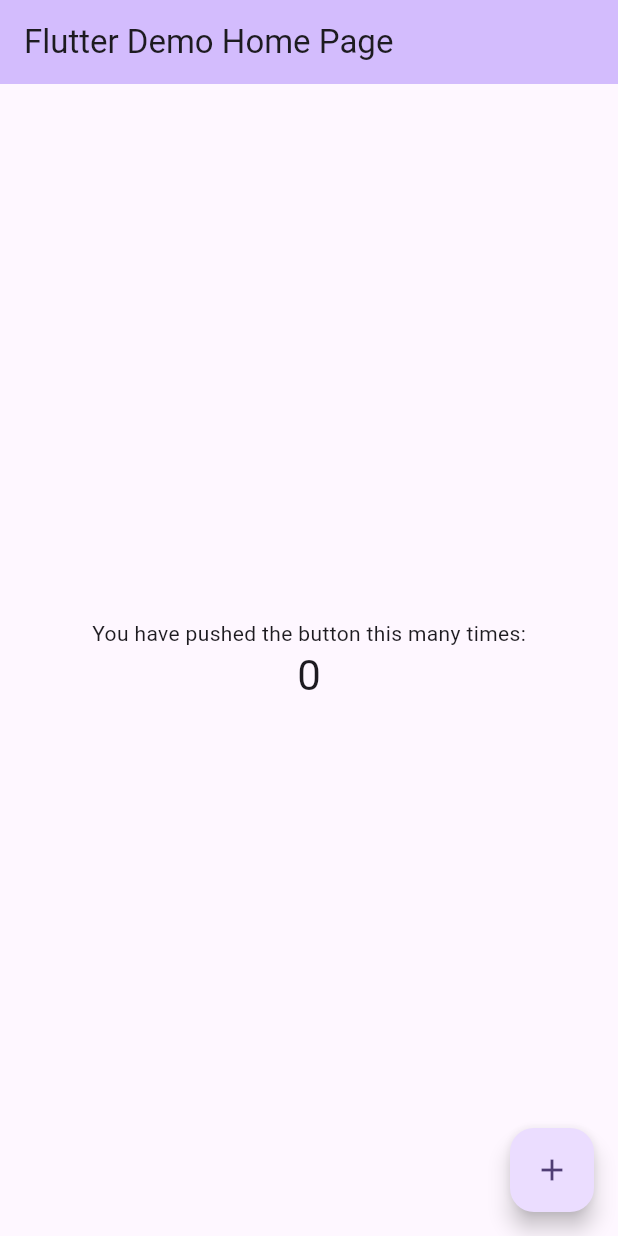
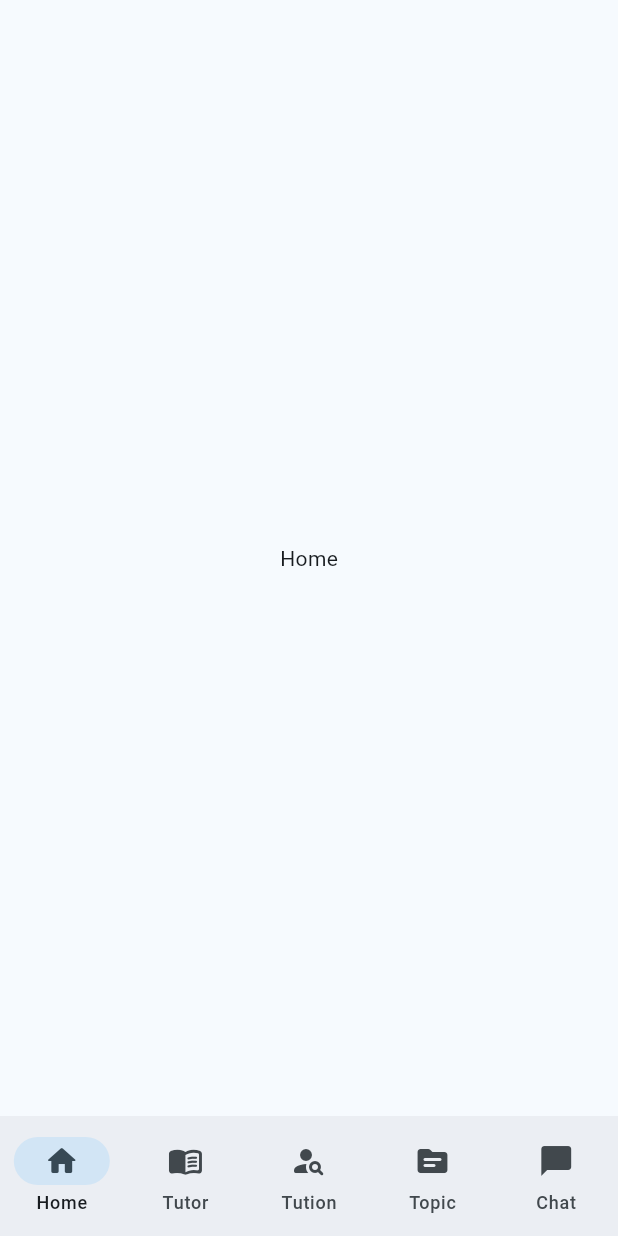
Before and after one commit to ShojolAhmed/tutor_app, a Flutter app: the screen it shows after launch, on a phone screen of 412 x 824 dp. Run offline on Flutter 3.47's test engine with Material 3 defaults, Android fonts, the phone set to English and light mode, and no system bars.

Commit message:
feat: add working navigation bar with multiple screens

```diff
--- a/lib/main.dart
+++ b/lib/main.dart
@@ -1,125 +1,106 @@
 import 'package:flutter/material.dart';
+import 'package:tutor_app/screens/chat_screen.dart';
+import 'package:tutor_app/screens/home_screen.dart';
+import 'package:tutor_app/screens/topic_screen.dart';
+import 'package:tutor_app/screens/tution_screen.dart';
+import 'package:tutor_app/screens/tutor_screen.dart';
+import 'package:tutor_app/theme/theme_constant.dart';
+import 'package:tutor_app/widgets/custom_icon_button.dart';
 
 void main() {
   runApp(const MyApp());
 }
 
-class MyApp extends StatelessWidget {
+class MyApp extends StatefulWidget {
   const MyApp({super.key});
 
-  // This widget is the root of your application.
+  @override
+  State<MyApp> createState() => _MyAppState();
+}
+
+class _MyAppState extends State<MyApp> {
+  int currentPageIndex = 0;
   @override
   Widget build(BuildContext context) {
+    final colorScheme = Theme.of(context).colorScheme;
+    var defaultAppBar = AppBar(
+      title: Row(
+        mainAxisAlignment: MainAxisAlignment.spaceBetween,
+        children: [
+          Expanded(
+            child: TextField(
+              onTapOutside: (event) =>
+                  FocusManager.instance.primaryFocus?.unfocus(),
+              decoration: InputDecoration(
+                hintText: 'Search',
+                filled: true,
+                fillColor: colorScheme.surfaceContainerHighest,
+                contentPadding: const EdgeInsets.symmetric(
+                  horizontal: 16,
+                ),
+                enabledBorder: OutlineInputBorder(
+                  borderRadius: BorderRadius.circular(32),
+                  borderSide: BorderSide.none,
+                ),
+                focusedBorder: OutlineInputBorder(
+                  borderRadius: BorderRadius.circular(32),
+                  borderSide: BorderSide.none,
+                ),
+              ),
+            ),
+          ),
+          CustomIconButtom(
+            colorScheme: colorScheme,
+            iconData: Icons.notifications,
+          ),
+          CustomIconButtom(
+            colorScheme: colorScheme,
+            iconData: Icons.person_rounded,
+          ),
+        ],
+      ),
+    );
+    final appBar = [null, defaultAppBar, defaultAppBar, defaultAppBar, null];
     return MaterialApp(
-      title: 'Flutter Demo',
-      theme: ThemeData(
-        // This is the theme of your application.
-        //
-        // TRY THIS: Try running your application with "flutter run". You'll see
-        // the application has a purple toolbar. Then, without quitting the app,
-        // try changing the seedColor in the colorScheme below to Colors.green
-        // and then invoke "hot reload" (save your changes or press the "hot
-        // reload" button in a Flutter-supported IDE, or press "r" if you used
-        // the command line to start the app).
-        //
-        // Notice that the counter didn't reset back to zero; the application
-        // state is not lost during the reload. To reset the state, use hot
-        // restart instead.
-        //
-        // This works for code too, not just values: Most code changes can be
-        // tested with just a hot reload.
-        colorScheme: ColorScheme.fromSeed(seedColor: Colors.deepPurple),
-        useMaterial3: true,
+      debugShowCheckedModeBanner: false,
+      themeMode: ThemeMode.light,
+      theme: lightTheme,
+      darkTheme: darkTheme,
+      home: Scaffold(
+        appBar: appBar[currentPageIndex],
+        body: SafeArea(
+          child: IndexedStack(
+            index: currentPageIndex,
+            children: const [
+              HomeScreen(),
+              TutorScreen(),
+              TutionScreen(),
+              TopicScreen(),
+              ChatScreen(),
+            ],
+          ),
+        ),
+        bottomNavigationBar: NavigationBar(
+          selectedIndex: currentPageIndex,
+          destinations: const [
+            NavigationDestination(
+                icon: Icon(Icons.home_rounded), label: 'Home'),
+            NavigationDestination(
+                icon: Icon(Icons.menu_book_rounded), label: 'Tutor'),
+            NavigationDestination(
+                icon: Icon(Icons.person_search_rounded), label: 'Tution'),
+            NavigationDestination(
+                icon: Icon(Icons.topic_rounded), label: 'Topic'),
+            NavigationDestination(
+              icon: Icon(Icons.chat_bubble_rounded),
+              label: 'Chat',
+            ),
+          ],
+          onDestinationSelected: (index) => setState(() {
+            currentPageIndex = index;
+          }),
+        ),
       ),
-      home: const MyHomePage(title: 'Flutter Demo Home Page'),
     );
   }
 }
-
-class MyHomePage extends StatefulWidget {
-  const MyHomePage({super.key, required this.title});
-
-  // This widget is the home page of your application. It is stateful, meaning
-  // that it has a State object (defined below) that contains fields that affect
-  // how it looks.
-
-  // This class is the configuration for the state. It holds the values (in this
-  // case the title) provided by the parent (in this case the App widget) and
-  // used by the build method of the State. Fields in a Widget subclass are
-  // always marked "final".
-
-  final String title;
-
-  @override
-  State<MyHomePage> createState() => _MyHomePageState();
-}
-
-class _MyHomePageState extends State<MyHomePage> {
-  int _counter = 0;
-
-  void _incrementCounter() {
-    setState(() {
-      // This call to setState tells the Flutter framework that something has
-      // changed in this State, which causes it to rerun the build method below
-      // so that the display can reflect the updated values. If we changed
-      // _counter without calling setState(), then the build method would not be
-      // called again, and so nothing would appear to happen.
-      _counter++;
-    });
-  }
-
-  @override
-  Widget build(BuildContext context) {
-    // This method is rerun every time setState is called, for instance as done
-    // by the _incrementCounter method above.
-    //
-    // The Flutter framework has been optimized to make rerunning build methods
-    // fast, so that you can just rebuild anything that needs updating rather
-    // than having to individually change instances of widgets.
-    return Scaffold(
-      appBar: AppBar(
-        // TRY THIS: Try changing the color here to a specific color (to
-        // Colors.amber, perhaps?) and trigger a hot reload to see the AppBar
-        // change color while the other colors stay the same.
-        backgroundColor: Theme.of(context).colorScheme.inversePrimary,
-        // Here we take the value from the MyHomePage object that was created by
-        // the App.build method, and use it to set our appbar title.
-        title: Text(widget.title),
-      ),
-      body: Center(
-        // Center is a layout widget. It takes a single child and positions it
-        // in the middle of the parent.
-        child: Column(
-          // Column is also a layout widget. It takes a list of children and
-          // arranges them vertically. By default, it sizes itself to fit its
-          // children horizontally, and tries to be as tall as its parent.
-          //
-          // Column has various properties to control how it sizes itself and
-          // how it positions its children. Here we use mainAxisAlignment to
-          // center the children vertically; the main axis here is the vertical
-          // axis because Columns are vertical (the cross axis would be
-          // horizontal).
-          //
-          // TRY THIS: Invoke "debug painting" (choose the "Toggle Debug Paint"
-          // action in the IDE, or press "p" in the console), to see the
-          // wireframe for each widget.
-          mainAxisAlignment: MainAxisAlignment.center,
-          children: <Widget>[
-            const Text(
-              'You have pushed the button this many times:',
-            ),
-            Text(
-              '$_counter',
-              style: Theme.of(context).textTheme.headlineMedium,
-            ),
-          ],
-        ),
-      ),
-      floatingActionButton: FloatingActionButton(
-        onPressed: _incrementCounter,
-        tooltip: 'Increment',
-        child: const Icon(Icons.add),
-      ), // This trailing comma makes auto-formatting nicer for build methods.
-    );
-  }
-}
--- /dev/null
+++ b/lib/screens/chat_screen.dart
@@ -0,0 +1,10 @@
+import 'package:flutter/material.dart';
+
+class ChatScreen extends StatelessWidget {
+  const ChatScreen({super.key});
+
+  @override
+  Widget build(BuildContext context) {
+    return const Center(child: Text('Chat'));
+  }
+}
--- /dev/null
+++ b/lib/screens/home_screen.dart
@@ -0,0 +1,10 @@
+import 'package:flutter/material.dart';
+
+class HomeScreen extends StatelessWidget {
+  const HomeScreen({super.key});
+
+  @override
+  Widget build(BuildContext context) {
+    return const Center(child: Text('Home'));
+  }
+}
--- /dev/null
+++ b/lib/screens/topic_screen.dart
@@ -0,0 +1,10 @@
+import 'package:flutter/material.dart';
+
+class TopicScreen extends StatelessWidget {
+  const TopicScreen({super.key});
+
+  @override
+  Widget build(BuildContext context) {
+    return const Center(child: Text('Topic'));
+  }
+}
--- /dev/null
+++ b/lib/screens/tution_screen.dart
@@ -0,0 +1,10 @@
+import 'package:flutter/material.dart';
+
+class TutionScreen extends StatelessWidget {
+  const TutionScreen({super.key});
+
+  @override
+  Widget build(BuildContext context) {
+    return const Center(child: Text('Tution'));
+  }
+}
--- /dev/null
+++ b/lib/screens/tutor_screen.dart
@@ -0,0 +1,10 @@
+import 'package:flutter/material.dart';
+
+class TutorScreen extends StatelessWidget {
+  const TutorScreen({super.key});
+
+  @override
+  Widget build(BuildContext context) {
+    return const Center(child: Text('Tutor'));
+  }
+}
--- /dev/null
+++ b/lib/theme/theme_constant.dart
@@ -0,0 +1,10 @@
+import 'package:flutter/material.dart';
+
+final lightTheme = ThemeData(
+  brightness: Brightness.light,
+  colorScheme: ColorScheme.fromSeed(seedColor: const Color(0xff1fb9ff)),
+);
+
+final darkTheme = ThemeData(
+  brightness: Brightness.dark,
+);
--- /dev/null
+++ b/lib/widgets/custom_icon_button.dart
@@ -0,0 +1,27 @@
+import 'package:flutter/material.dart';
+
+class CustomIconButtom extends StatelessWidget {
+  const CustomIconButtom({
+    super.key,
+    required this.colorScheme,
+    required this.iconData,
+  });
+
+  final ColorScheme colorScheme;
+  final IconData iconData;
+
+  @override
+  Widget build(BuildContext context) {
+    return Padding(
+      padding: const EdgeInsets.only(left: 6),
+      child: IconButton.filled(
+        // padding: const EdgeInsets.all(12),
+        style: IconButton.styleFrom(
+          backgroundColor: colorScheme.surfaceContainerHighest,
+        ),
+        onPressed: () {},
+        icon: Icon(iconData),
+      ),
+    );
+  }
+}
```
